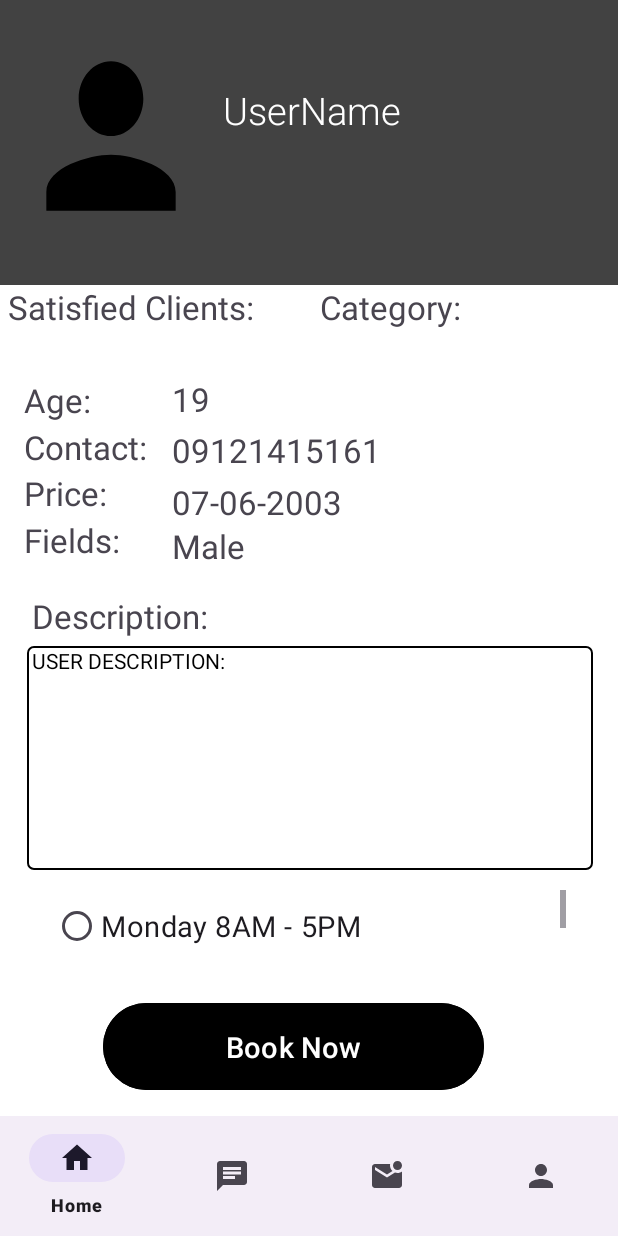
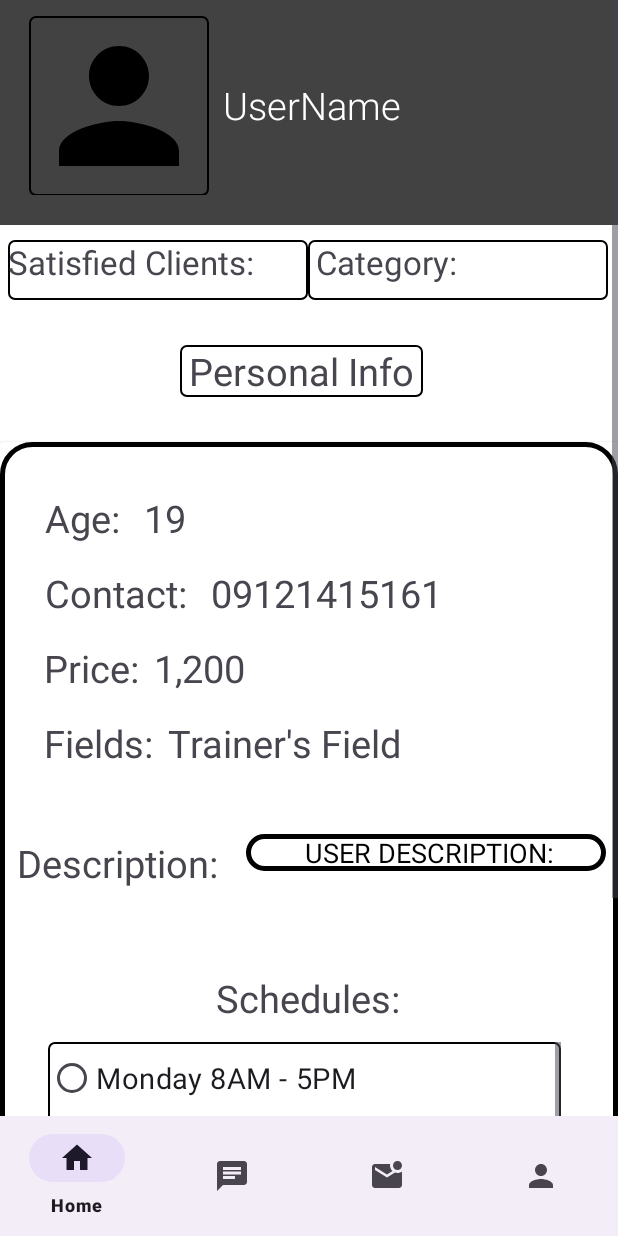
Before and after one commit to BradlyVinceGorgonio/EasyBook, an Android app: the fragment TrainerDescriptionFragment placed in its activity, on a phone screen of 412 x 824 dp. Run offline under Robolectric (Android 15) with nearby library versions, the phone set to English and light mode, and no system bars; our stand-ins replace Firebase (no records; nobody signed in at launch, a user with empty details on screens opened directly); 1 statement that could not run was skipped.

Commit message:
Easy Booking

```diff
--- a/app/src/main/res/layout/fragment_trainer_description.xml
+++ b/app/src/main/res/layout/fragment_trainer_description.xml
@@ -1,5 +1,5 @@
 <?xml version="1.0" encoding="utf-8"?>
-<androidx.constraintlayout.widget.ConstraintLayout xmlns:android="http://schemas.android.com/apk/res/android"
+<FrameLayout xmlns:android="http://schemas.android.com/apk/res/android"
     xmlns:app="http://schemas.android.com/apk/res-auto"
     xmlns:tools="http://schemas.android.com/tools"
     android:layout_width="match_parent"
@@ -7,10 +7,24 @@
     tools:context=".TrainerDescriptionFragment"
     android:background="@color/cardview_light_background">
 
+
+    <RelativeLayout
+        android:layout_width="match_parent"
+        android:layout_height="wrap_content">
+
+    <ScrollView
+        android:layout_width="match_parent"
+        android:layout_height="match_parent">
+
+        <LinearLayout
+            android:layout_width="match_parent"
+            android:layout_height="match_parent"
+            android:orientation="vertical">
+
     <androidx.constraintlayout.widget.ConstraintLayout
         android:id="@+id/constraintLayout"
         android:layout_width="match_parent"
-        android:layout_height="wrap_content"
+        android:layout_height="150dp"
         android:background="@color/cardview_dark_background"
         android:paddingBottom="20dp"
         app:layout_constraintEnd_toEndOf="parent"
@@ -26,16 +40,29 @@
             app:layout_constraintStart_toStartOf="parent"
             app:layout_constraintTop_toTopOf="parent">
 
+
+            <LinearLayout
+                android:layout_width="120dp"
+                android:layout_height="120dp"
+                android:layout_marginTop="10dp"
+                android:layout_marginEnd="-10dp"
+                android:background="@drawable/textview_border"
+                app:layout_constraintBottom_toBottomOf="parent"
+                app:layout_constraintEnd_toStartOf="@+id/userName"
+                app:layout_constraintStart_toStartOf="parent"
+                app:layout_constraintTop_toTopOf="parent">
+
                 <ImageView
                     android:id="@+id/userImg"
+                    android:layout_width="120dp"
+                    android:layout_height="120dp"
                     android:background="@drawable/personvector"
-                android:layout_width="129dp"
-                android:layout_height="149dp"
                     app:layout_constraintBottom_toBottomOf="parent"
                     app:layout_constraintEnd_toStartOf="@+id/userName"
                     app:layout_constraintStart_toStartOf="parent"
                     app:layout_constraintTop_toTopOf="parent"
                     app:layout_constraintVertical_bias="0.761" />
+            </LinearLayout>
 
             <TextView
                 android:id="@+id/userName"
@@ -50,17 +77,20 @@
                 app:layout_constraintHorizontal_bias="0.903"
                 app:layout_constraintStart_toStartOf="parent"
                 app:layout_constraintTop_toTopOf="parent"
-                app:layout_constraintVertical_bias="0.504" />
+                app:layout_constraintVertical_bias="0.648" />
 
         </androidx.constraintlayout.widget.ConstraintLayout>
     </androidx.constraintlayout.widget.ConstraintLayout>
 
+
     <TextView
         android:id="@+id/satisfiedclients"
-        android:layout_width="208dp"
-        android:layout_height="42dp"
-        android:background="@color/white"
-        android:text=" Satisfied Clients:"
+        android:layout_width="200dp"
+        android:layout_height="40dp"
+        android:background="@drawable/textview_border"
+        android:text="Satisfied Clients:"
+        android:layout_marginLeft="5dp"
+        android:layout_marginTop="10dp"
         android:textSize="22sp"
         app:layout_constraintBottom_toBottomOf="parent"
         app:layout_constraintEnd_toEndOf="parent"
@@ -71,10 +101,12 @@
 
     <TextView
         android:id="@+id/category"
-        android:layout_width="203dp"
-        android:layout_height="41dp"
-        android:background="@color/white"
+        android:layout_width="200dp"
+        android:layout_height="40dp"
+        android:background="@drawable/textview_border"
         android:text=" Category:"
+        android:layout_marginTop="-40dp"
+        android:layout_marginLeft="205dp"
         android:textSize="22sp"
         app:layout_constraintBottom_toBottomOf="parent"
         app:layout_constraintEnd_toEndOf="parent"
@@ -83,13 +115,40 @@
         app:layout_constraintTop_toBottomOf="@+id/constraintLayout"
         app:layout_constraintVertical_bias="0.0" />
 
+
+
+
+            <TextView
+                android:layout_width="wrap_content"
+                android:layout_height="wrap_content"
+                android:layout_marginLeft="120dp"
+                android:layout_marginTop="30dp"
+                android:background="@drawable/textview_border"
+                android:text=" Personal Info "
+                android:textSize="25dp">
+
+            </TextView>
+
+
+            <androidx.cardview.widget.CardView
+                android:layout_width="wrap_content"
+                android:layout_height="630dp"
+                android:layout_marginTop="30dp">
+
+                <LinearLayout
+                    android:layout_width="match_parent"
+                    android:layout_height="match_parent"
+                    android:background="@drawable/custom_edittext">
+
                     <TextView
 
                         android:id="@+id/textView12"
-        android:layout_width="50dp"
+                        android:layout_width="wrap_content"
                         android:layout_height="wrap_content"
+                        android:layout_marginLeft="30dp"
+                        android:layout_marginTop="20dp"
                         android:text="Age: "
-        android:textSize="22sp"
+                        android:textSize="25sp"
                         app:layout_constraintBottom_toBottomOf="parent"
                         app:layout_constraintEnd_toEndOf="parent"
                         app:layout_constraintHorizontal_bias="0.044"
@@ -97,12 +156,15 @@
                         app:layout_constraintTop_toBottomOf="@+id/satisfiedclients"
                         app:layout_constraintVertical_bias="0.042" />
 
+
                     <TextView
                         android:id="@+id/userAge"
                         android:layout_width="wrap_content"
-        android:layout_height="31dp"
+                        android:layout_height="wrap_content"
+                        android:layout_marginLeft="10dp"
+                        android:layout_marginTop="20dp"
                         android:text="19"
-        android:textSize="22sp"
+                        android:textSize="25sp"
                         app:layout_constraintBottom_toBottomOf="parent"
                         app:layout_constraintEnd_toEndOf="parent"
                         app:layout_constraintHorizontal_bias="0.297"
@@ -110,14 +172,16 @@
                         app:layout_constraintTop_toBottomOf="@+id/satisfiedclients"
                         app:layout_constraintVertical_bias="0.04" />
 
+
                     <TextView
 
                         android:id="@+id/textView13"
-        android:layout_width="90dp"
-        android:layout_height="29dp"
-        android:layout_marginEnd="8dp"
+                        android:layout_width="wrap_content"
+                        android:layout_height="wrap_content"
+                        android:layout_marginLeft="-94dp"
+                        android:layout_marginTop="70dp"
                         android:text="Contact: "
-        android:textSize="22sp"
+                        android:textSize="25sp"
                         app:layout_constraintBottom_toBottomOf="parent"
                         app:layout_constraintEnd_toStartOf="@+id/userNumber"
                         app:layout_constraintHorizontal_bias="0.941"
@@ -126,28 +190,31 @@
                         app:layout_constraintTop_toBottomOf="@+id/textView12"
                         app:layout_constraintVertical_bias="0.004" />
 
+
                     <TextView
                         android:id="@+id/userNumber"
                         android:layout_width="wrap_content"
-        android:layout_height="31dp"
-        android:layout_marginEnd="158dp"
+                        android:layout_height="wrap_content"
+                        android:layout_marginLeft="10dp"
+                        android:layout_marginTop="70dp"
                         android:text="09121415161"
-        android:textSize="22sp"
+                        android:textSize="25sp"
                         app:layout_constraintBottom_toBottomOf="parent"
                         app:layout_constraintEnd_toEndOf="parent"
                         app:layout_constraintStart_toStartOf="@+id/userAge"
                         app:layout_constraintTop_toBottomOf="@+id/satisfiedclients"
                         app:layout_constraintVertical_bias="0.111" />
 
+
                     <TextView
 
                         android:id="@+id/textView15"
                         android:layout_width="wrap_content"
                         android:layout_height="31dp"
-        android:layout_marginTop="1dp"
-        android:layout_marginEnd="40dp"
+                        android:layout_marginLeft="-265dp"
+                        android:layout_marginTop="120dp"
                         android:text="Price:"
-        android:textSize="22sp"
+                        android:textSize="25sp"
                         app:layout_constraintBottom_toBottomOf="parent"
                         app:layout_constraintEnd_toStartOf="@+id/userPrice"
                         app:layout_constraintHorizontal_bias="0.842"
@@ -155,14 +222,15 @@
                         app:layout_constraintTop_toBottomOf="@+id/textView13"
                         app:layout_constraintVertical_bias="0.0" />
 
+
                     <TextView
                         android:id="@+id/userPrice"
                         android:layout_width="wrap_content"
                         android:layout_height="31dp"
-        android:layout_marginTop="3dp"
-        android:layout_marginEnd="184dp"
-        android:text="07-06-2003"
-        android:textSize="22sp"
+                        android:layout_marginLeft="10dp"
+                        android:layout_marginTop="120dp"
+                        android:text="1,200"
+                        android:textSize="25sp"
                         app:layout_constraintBottom_toBottomOf="parent"
                         app:layout_constraintEnd_toEndOf="parent"
                         app:layout_constraintTop_toBottomOf="@+id/userNumber"
@@ -173,25 +241,25 @@
                         android:id="@+id/textView14"
                         android:layout_width="wrap_content"
                         android:layout_height="wrap_content"
-        android:layout_marginStart="16dp"
-        android:layout_marginEnd="35dp"
+                        android:layout_marginLeft="-134dp"
+                        android:layout_marginTop="170dp"
                         android:text="Fields:"
-        android:textSize="22sp"
+                        android:textSize="25sp"
                         app:layout_constraintBottom_toBottomOf="parent"
                         app:layout_constraintEnd_toStartOf="@+id/userPrice"
                         app:layout_constraintStart_toStartOf="parent"
                         app:layout_constraintTop_toBottomOf="@+id/textView15"
                         app:layout_constraintVertical_bias="0.0" />
 
+
                     <TextView
                         android:id="@+id/category_fieldsTV"
-        android:layout_width="wrap_content"
-        android:layout_height="31dp"
-        android:layout_marginStart="32dp"
-        android:layout_marginTop="3dp"
-        android:layout_marginEnd="158dp"
-        android:text="Male"
-        android:textSize="22sp"
+                        android:layout_width="159dp"
+                        android:layout_height="30dp"
+                        android:layout_marginLeft="10dp"
+                        android:layout_marginTop="170dp"
+                        android:text="Trainer's Field"
+                        android:textSize="25sp"
                         app:layout_constraintBottom_toBottomOf="parent"
                         app:layout_constraintEnd_toEndOf="parent"
                         app:layout_constraintHorizontal_bias="0.032"
@@ -204,11 +272,10 @@
                         android:id="@+id/textView16"
                         android:layout_width="wrap_content"
                         android:layout_height="wrap_content"
-        android:layout_marginStart="16dp"
-        android:layout_marginTop="15dp"
-        android:layout_marginEnd="263dp"
-        android:text=" Description:  "
-        android:textSize="22sp"
+                        android:layout_marginLeft="-260dp"
+                        android:layout_marginTop="250dp"
+                        android:text="Description:  "
+                        android:textSize="25sp"
                         app:layout_constraintBottom_toBottomOf="parent"
                         app:layout_constraintEnd_toEndOf="parent"
                         app:layout_constraintHorizontal_bias="0.0"
@@ -218,14 +285,15 @@
 
                     <TextView
                         android:id="@+id/description"
-        android:layout_width="377dp"
-        android:layout_height="149dp"
-        android:layout_marginStart="18dp"
-        android:layout_marginTop="5dp"
-        android:layout_marginEnd="18dp"
-        android:background="@drawable/textview_border"
+                        android:layout_width="240dp"
+                        android:layout_height="wrap_content"
+                        android:layout_marginLeft="15dp"
+                        android:layout_marginTop="240dp"
+                        android:background="@drawable/custom_edittext"
                         android:text=" USER DESCRIPTION:"
+                        android:textAlignment="center"
                         android:textColor="@color/black"
+                        android:textSize="18dp"
                         app:layout_constraintBottom_toBottomOf="parent"
                         app:layout_constraintEnd_toEndOf="parent"
                         app:layout_constraintHorizontal_bias="0.0"
@@ -233,13 +301,22 @@
                         app:layout_constraintTop_toBottomOf="@+id/textView16"
                         app:layout_constraintVertical_bias="0.0" />
 
+
+                    <TextView
+                        android:layout_width="133dp"
+                        android:layout_height="wrap_content"
+                        android:layout_marginLeft="-260dp"
+                        android:layout_marginTop="340dp"
+                        android:text="Schedules:"
+                        android:textSize="25dp">
+
+                    </TextView>
                     <ScrollView
                         android:id="@+id/availabledates"
                         android:layout_width="342dp"
-        android:layout_height="60dp"
-        android:layout_marginStart="35dp"
-        android:layout_marginTop="13dp"
-        android:layout_marginEnd="36dp"
+                        android:layout_height="100dp"
+                        android:layout_marginLeft="-245dp"
+                        android:layout_marginTop="400dp"
                         app:layout_constraintBottom_toBottomOf="parent"
                         app:layout_constraintEnd_toEndOf="parent"
                         app:layout_constraintHorizontal_bias="0.0"
@@ -250,27 +327,30 @@
                         <LinearLayout
                             android:layout_width="match_parent"
                             android:layout_height="match_parent"
-            android:orientation="vertical">
+                            android:orientation="vertical"
+                            android:background="@drawable/textview_border">
 
                             <RadioButton
                                 android:layout_width="match_parent"
                                 android:layout_height="wrap_content"
                                 android:text="Monday 8AM - 5PM"
-                android:textSize="19dp"/>
+                                android:textSize="19dp" />
+
                             <RadioButton
                                 android:layout_width="match_parent"
                                 android:layout_height="wrap_content"
                                 android:text="Wednesday 8AM - 5PM"
-                android:textSize="19dp"/>
+                                android:textSize="19dp" />
+
                             <RadioButton
                                 android:layout_width="match_parent"
                                 android:layout_height="wrap_content"
                                 android:text="Friday 8AM - 5PM"
-                android:textSize="19dp"/>
-
+                                android:textSize="19dp" />
 
 
                         </LinearLayout>
+
 
                     </ScrollView>
 
@@ -278,16 +358,20 @@
                         android:id="@+id/booknowBtn"
                         android:layout_width="254dp"
                         android:layout_height="66dp"
+                        android:layout_marginLeft="-290dp"
+                        android:layout_marginTop="530dp"
                         android:backgroundTint="@color/black"
                         android:text="Book Now"
                         android:textColor="@color/white"
-        android:textSize="19dp"
-        app:layout_constraintBottom_toBottomOf="parent"
-        app:layout_constraintEnd_toEndOf="parent"
-        app:layout_constraintHorizontal_bias="0.434"
-        app:layout_constraintStart_toStartOf="parent"
-        app:layout_constraintTop_toBottomOf="@+id/availabledates"
-        app:layout_constraintVertical_bias="0.467" />
+                        android:textSize="19dp" />
 
+                </LinearLayout>
 
-</androidx.constraintlayout.widget.ConstraintLayout>
+            </androidx.cardview.widget.CardView>
+
+        </LinearLayout>
+
+    </ScrollView>
+    </RelativeLayout>
+
+</FrameLayout>
```
Lines whose indentation alone changed are shown as unchanged.
